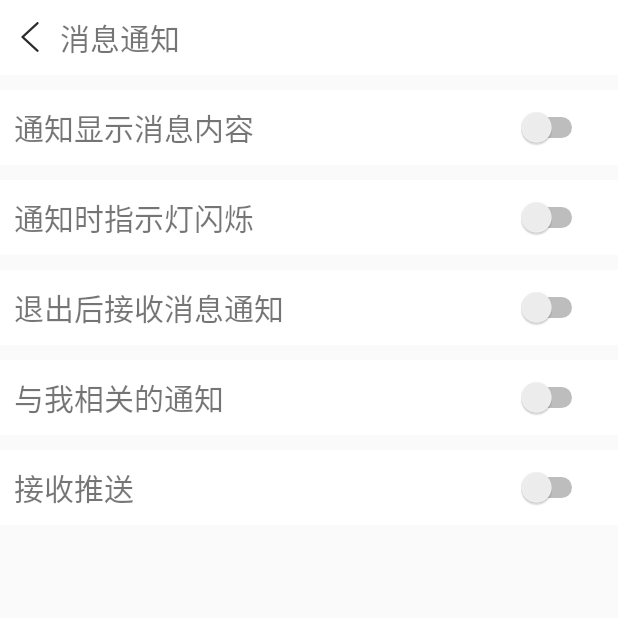
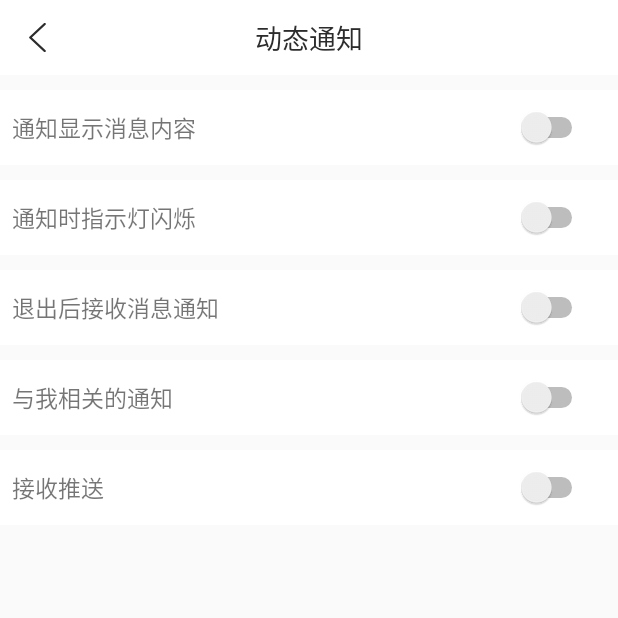
Before and after one commit to GolThr/TravelGuide, an Android app: the InformActivity screen opened directly, with no data from a screen before it, on a phone screen of 412 x 824 dp, the top half of it. Run offline under Robolectric (Android 15) with nearby library versions, the phone set to English and light mode, and no system bars; our stand-ins replace CircleImageView.

Commit message:
GolThr(8002)

```diff
--- a/app/src/main/java/com/golthr/travelguide/InformActivity.java
+++ b/app/src/main/java/com/golthr/travelguide/InformActivity.java
@@ -5,6 +5,7 @@ import android.os.Bundle;
 import android.support.v7.app.AppCompatActivity;
 import android.view.View;
 import android.widget.ImageView;
+import android.widget.TextView;
 
 
 public class InformActivity extends AppCompatActivity {
@@ -14,12 +15,14 @@ public class InformActivity extends AppCompatActivity {
         super.onCreate(savedInstanceState);
         setContentView(R.layout.activity_inform);
 
-        ImageView img=(ImageView)findViewById(R.id.im_back);
+        ImageView img=(ImageView)findViewById(R.id.iv_back_btn);
         img.setOnClickListener(new View.OnClickListener() {
             @Override
             public void onClick(View view) {
                 finish();
             }
         });
+        TextView tv_title = (TextView)findViewById(R.id.tv_main_title);
+        tv_title.setText("动态通知");
     }
 }
--- a/app/src/main/java/com/golthr/travelguide/NormalActivity.java
+++ b/app/src/main/java/com/golthr/travelguide/NormalActivity.java
@@ -5,6 +5,7 @@ import android.os.Bundle;
 import android.support.v7.app.AppCompatActivity;
 import android.view.View;
 import android.widget.ImageView;
+import android.widget.TextView;
 
 
 public class NormalActivity extends AppCompatActivity {
@@ -14,12 +15,14 @@ public class NormalActivity extends AppCompatActivity {
         super.onCreate(savedInstanceState);
         setContentView(R.layout.activity_normal);
 
-        ImageView img=(ImageView)findViewById(R.id.im_back);
+        ImageView img=(ImageView)findViewById(R.id.iv_back_btn);
         img.setOnClickListener(new View.OnClickListener() {
             @Override
             public void onClick(View view) {
                 finish();
             }
         });
+        TextView tv_title = (TextView)findViewById(R.id.tv_main_title);
+        tv_title.setText("通用");
     }
 }
--- a/app/src/main/java/com/golthr/travelguide/OtherActivity.java
+++ b/app/src/main/java/com/golthr/travelguide/OtherActivity.java
@@ -5,6 +5,7 @@ import android.os.Bundle;
 import android.support.v7.app.AppCompatActivity;
 import android.view.View;
 import android.widget.ImageView;
+import android.widget.TextView;
 
 
 public class OtherActivity extends AppCompatActivity {
@@ -13,12 +14,14 @@ public class OtherActivity extends AppCompatActivity {
     protected void onCreate(Bundle savedInstanceState) {
         super.onCreate(savedInstanceState);
         setContentView(R.layout.activity_other);
-        ImageView img=(ImageView)findViewById(R.id.im_back);
+        ImageView img=(ImageView)findViewById(R.id.iv_back_btn);
         img.setOnClickListener(new View.OnClickListener() {
             @Override
             public void onClick(View view) {
                 finish();
             }
         });
+        TextView tv_title = (TextView)findViewById(R.id.tv_main_title);
+        tv_title.setText("辅助功能");
     }
 }
--- a/app/src/main/java/com/golthr/travelguide/SecurityActivity.java
+++ b/app/src/main/java/com/golthr/travelguide/SecurityActivity.java
@@ -5,6 +5,7 @@ import android.os.Bundle;
 import android.support.v7.app.AppCompatActivity;
 import android.view.View;
 import android.widget.ImageView;
+import android.widget.TextView;
 
 
 public class SecurityActivity extends AppCompatActivity {
@@ -13,12 +14,14 @@ public class SecurityActivity extends AppCompatActivity {
     protected void onCreate(Bundle savedInstanceState) {
         super.onCreate(savedInstanceState);
         setContentView(R.layout.activity_security);
-        ImageView img=(ImageView)findViewById(R.id.im_back);
+        ImageView img=(ImageView)findViewById(R.id.iv_back_btn);
         img.setOnClickListener(new View.OnClickListener() {
             @Override
             public void onClick(View view) {
                 finish();
             }
         });
+        TextView tv_title = (TextView)findViewById(R.id.tv_main_title);
+        tv_title.setText("账号与安全");
     }
 }
--- a/app/src/main/java/com/golthr/travelguide/YinsiActivity.java
+++ b/app/src/main/java/com/golthr/travelguide/YinsiActivity.java
@@ -5,6 +5,7 @@ import android.os.Bundle;
 import android.support.v7.app.AppCompatActivity;
 import android.view.View;
 import android.widget.ImageView;
+import android.widget.TextView;
 
 
 public class YinsiActivity extends AppCompatActivity {
@@ -13,12 +14,14 @@ public class YinsiActivity extends AppCompatActivity {
     protected void onCreate(Bundle savedInstanceState) {
         super.onCreate(savedInstanceState);
         setContentView(R.layout.activity_yinsi);
-        ImageView img=(ImageView)findViewById(R.id.im_back);
+        ImageView img=(ImageView)findViewById(R.id.iv_back_btn);
         img.setOnClickListener(new View.OnClickListener() {
             @Override
             public void onClick(View view) {
                 finish();
             }
         });
+        TextView tv_title = (TextView)findViewById(R.id.tv_main_title);
+        tv_title.setText("隐私");
     }
 }
--- a/app/src/main/res/layout/activity_inform.xml
+++ b/app/src/main/res/layout/activity_inform.xml
@@ -4,30 +4,8 @@
     android:layout_height="match_parent"
     android:orientation="vertical">
 
-    <LinearLayout
-        android:layout_width="match_parent"
-        android:layout_height="50dp"
-        android:orientation="horizontal"
-        android:background="#ffffff"
-        >
-        <ImageView
-            android:layout_width="20dp"
-            android:layout_height="20dp"
-            android:id="@+id/im_back"
-            android:background="@drawable/ic_back"
-            android:layout_gravity="center"
-            android:layout_marginLeft="10dp"
-            />
-        <TextView
-            android:layout_width="wrap_content"
-            android:layout_height="wrap_content"
-            android:layout_gravity="center"
-            android:layout_marginLeft="10dp"
-            android:text="消息通知"
-            android:textSize="20sp"
-            />
+    <include layout="@layout/title_bar_default"/>
 
-    </LinearLayout>
     <RelativeLayout
         android:id="@+id/r1"
         android:layout_width="match_parent"
@@ -43,7 +21,7 @@
             android:layout_alignParentLeft="true"
             android:gravity="center_vertical"
             android:text="  通知显示消息内容"
-            android:textSize="20dp" />
+            android:textSize="15sp" />
 
         <Switch
             android:id="@+id/sw_switch1"
@@ -73,7 +51,7 @@
             android:layout_alignParentLeft="true"
             android:gravity="center_vertical"
             android:text="  通知时指示灯闪烁"
-            android:textSize="20dp" />
+            android:textSize="15sp" />
         <Switch
             android:id="@+id/sw_switch2"
             android:layout_width="wrap_content"
@@ -102,7 +80,7 @@
             android:layout_alignParentLeft="true"
             android:gravity="center_vertical"
             android:text="  退出后接收消息通知"
-            android:textSize="20dp" />
+            android:textSize="15sp" />
 
         <Switch
             android:id="@+id/sw_switch3"
@@ -132,7 +110,7 @@
             android:layout_alignParentLeft="true"
             android:gravity="center_vertical"
             android:text="  与我相关的通知"
-            android:textSize="20dp" />
+            android:textSize="15sp" />
 
 
         <Switch
@@ -163,7 +141,7 @@
             android:layout_alignParentLeft="true"
             android:gravity="center_vertical"
             android:text="  接收推送"
-            android:textSize="20dp" />
+            android:textSize="15sp" />
 
         <Switch
             android:id="@+id/sw_switch5"
```
Also changed, not shown: app/src/main/java/com/golthr/travelguide/SettingActivity.java (+6 -7 lines), app/src/main/res/layout/activity_normal.xml (+5 -28 lines), app/src/main/res/layout/activity_other.xml (+4 -27 lines), app/src/main/res/layout/activity_security.xml (+1 -24 lines), app/src/main/res/layout/activity_setting.xml (+6 -28 lines), app/src/main/res/layout/activity_yinsi.xml (+3 -25 lines).
